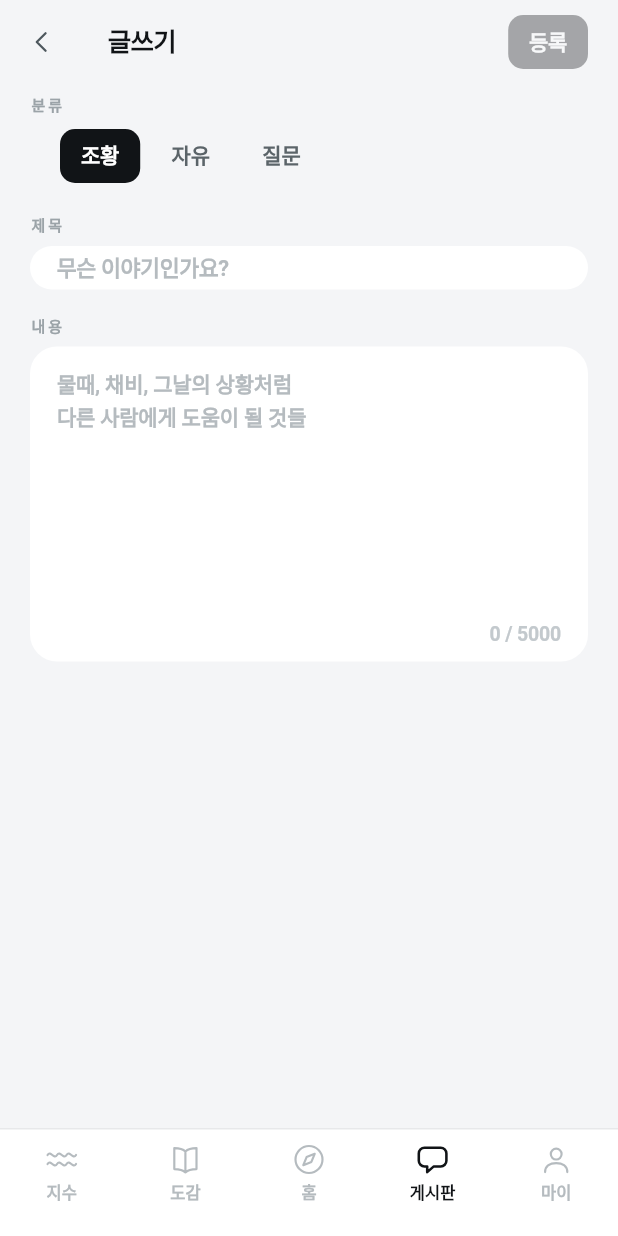
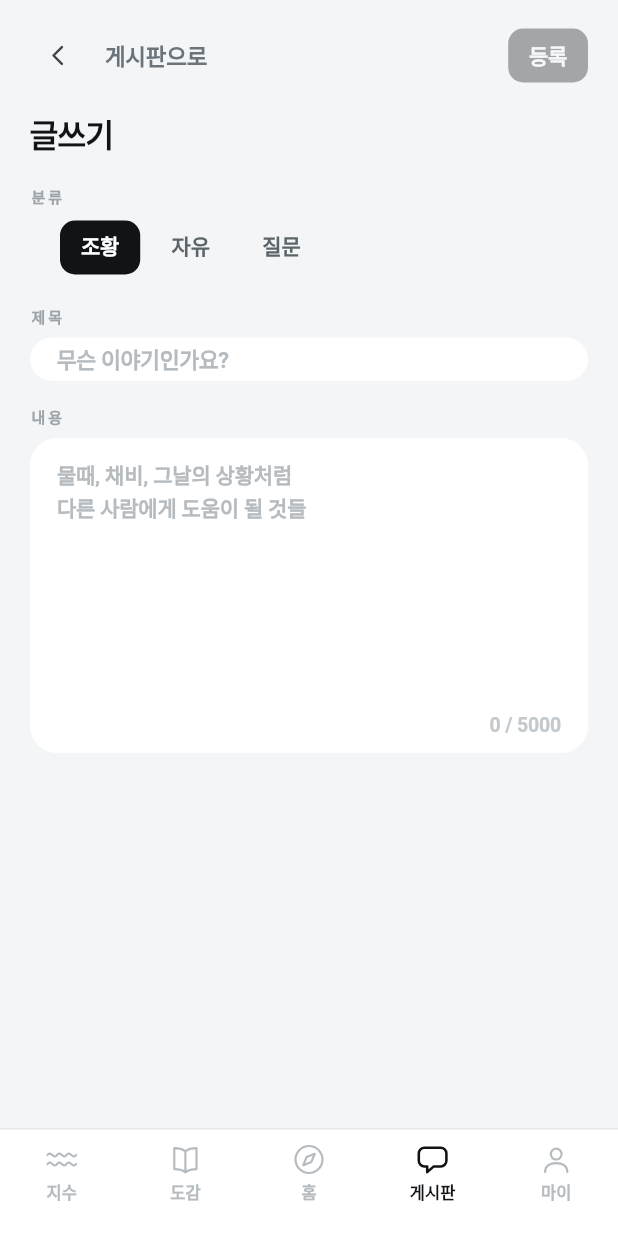
Before and after one commit to hyun7494/APA, a Flutter app: the PostNewScreen screen opened by its route, on a phone screen of 412 x 824 dp. Run offline on Flutter 3.47's test engine with Material 3 defaults, Android fonts, the phone set to English and light mode, and no system bars; our stand-ins replace dio, flutter_riverpod, flutter_secure_storage, go_router, google_fonts, google_sign_in and 1 more; missing offline and left inert: kakao_flutter_sdk_user; accounts and stored records are empty; Roboto replaces fonts that are missing (Gothic A1).

Commit message:
fix: leave the compose screen after posting, and stop calling a success a failure
Saving a post threw "there is nothing to pop". requireLogin navigates with go,
not push, so /board/new is the only entry in its branch stack and there is
nothing underneath to pop back to — the sibling screen, 조과 등록, uses
context.go('/collection') for exactly this reason. Both the back button and the
post-save exit now do the same.

The worse half was where the pop sat. It was inside the try that wraps the save,
so a navigation failure surfaced as "글을 올리지 못했어요" for a post that was
already in the database. The user read that as a failure and pressed 등록 again,
which is how two identical rows ended up in fishing_posts. The try now covers
only the repository call; everything after it is bookkeeping for work that has
already succeeded and can never report a failure.

The screen also carried its own Scaffold, which 조과 등록 does not. Inside the
shell that is a second Scaffold under the shell's own, and the confirmation
snackbar attached to it — so leaving the screen took the snackbar with it. It
now uses the shell's Scaffold and a BackRow like its sibling, and the messenger
is captured before the go so the snackbar outlives the transition.

The test that was supposed to cover this passed throughout, for two reasons
worth recording. It never pumped after entering text, so the 등록 button still
held the disabled no-op callback and the tap did nothing at all. And find.text
matches EditableText, so the title still sitting in the input satisfied "the
post appears in the list". The test now pumps after typing and asserts the
screen was actually left before looking for the post, which fails against the
old code.

Co-Authored-By: Claude Opus 5 <noreply@anthropic.com>

```diff
--- a/fishing_app/lib/screens/post_new_screen.dart
+++ b/fishing_app/lib/screens/post_new_screen.dart
@@ -8,6 +8,7 @@ import '../services/providers.dart';
 import '../theme/app_theme.dart';
 import '../widgets/app_buttons.dart';
 import '../widgets/app_card.dart';
+import '../widgets/async_view.dart';
 import '../widgets/pill_chip.dart';
 import '../widgets/reveal.dart';
 
@@ -61,19 +62,24 @@ class _PostNewScreenState extends ConsumerState<PostNewScreen> {
 
   @override
   Widget build(BuildContext context) {
-    return Scaffold(
-      backgroundColor: AppColors.bg,
-      appBar: AppBar(
-        leading: IconButton(
-          icon: const LineIcon(AppIcon.chevronLeft, size: 22),
-          onPressed: _saving ? null : () => context.pop(),
-        ),
-        title: const Text('글쓰기'),
-        actions: [
-          Padding(
-            padding: const EdgeInsets.only(right: AppSpacing.screen),
-            child: Center(
-              child: _saving
+    // ⚠️ **자기 Scaffold 를 두지 않는다.** 셸(`app_router`)의 것을 쓴다 —
+    //    조과 등록 화면과 같은 구조다. 여기에 Scaffold 를 하나 더 두면 스낵바가
+    //    그 Scaffold 에 붙어서, 게시판으로 옮기는 순간 안내가 같이 사라진다.
+    return SafeArea(
+      bottom: false,
+      child: Column(
+        crossAxisAlignment: CrossAxisAlignment.stretch,
+        children: [
+          const SizedBox(height: 18),
+          BackRow(
+            label: '게시판으로',
+            // pop 이 아니라 go 다. 이 화면은 `requireLogin` 이 go 로 열어서
+            // 브랜치 스택에 쌓인 것이 없다 — pop 하면 "there is nothing to pop" 이다.
+            onTap: () {
+              if (_saving) return;
+              context.go('/board');
+            },
+            trailing: _saving
                 ? const SizedBox(
                     width: 18,
                     height: 18,
@@ -87,18 +93,18 @@ class _PostNewScreenState extends ConsumerState<PostNewScreen> {
                     ),
                   ),
           ),
-          ),
-        ],
-      ),
-      body: SafeArea(
+          Expanded(
             child: ListView(
+              physics: const BouncingScrollPhysics(),
               padding: const EdgeInsets.fromLTRB(
                 AppSpacing.screen,
-            8,
+                20,
                 AppSpacing.screen,
-            32,
+                AppSpacing.navClearance,
               ),
               children: [
+                Reveal(child: Text('글쓰기', style: AppText.screenTitle)),
+                const SizedBox(height: 22),
                 Reveal(child: Text('분류', style: AppText.overline)),
                 const SizedBox(height: 10),
                 Reveal(
@@ -125,7 +131,10 @@ class _PostNewScreenState extends ConsumerState<PostNewScreen> {
                 Reveal(
                   index: 1,
                   child: AppCard(
-                padding: const EdgeInsets.symmetric(horizontal: 18, vertical: 4),
+                    padding: const EdgeInsets.symmetric(
+                      horizontal: 18,
+                      vertical: 4,
+                    ),
                     radius: AppRadius.cardTight,
                     child: TextField(
                       controller: _title,
@@ -165,7 +174,9 @@ class _PostNewScreenState extends ConsumerState<PostNewScreen> {
                           minLines: 8,
                           maxLength: _contentMax,
                           cursorColor: AppColors.accent,
-                      style: AppText.bodySmall.copyWith(color: AppColors.body),
+                          style: AppText.bodySmall.copyWith(
+                            color: AppColors.body,
+                          ),
                           decoration: InputDecoration(
                             hintText: '물때, 채비, 그날의 상황처럼\n다른 사람에게 도움이 될 것들',
                             hintStyle: AppText.bodySmall.copyWith(
@@ -178,7 +189,9 @@ class _PostNewScreenState extends ConsumerState<PostNewScreen> {
                         ),
                         Text(
                           '${_content.text.length} / $_contentMax',
-                      style: AppText.caption.copyWith(color: AppColors.disabled),
+                          style: AppText.caption.copyWith(
+                            color: AppColors.disabled,
+                          ),
                         ),
                       ],
                     ),
@@ -187,19 +200,41 @@ class _PostNewScreenState extends ConsumerState<PostNewScreen> {
               ],
             ),
           ),
+        ],
+      ),
     );
   }
 
   Future<void> _submit() async {
     setState(() => _saving = true);
+
+    // ⚠️ try 는 **저장 호출만** 감싼다. 화면 전환까지 넣으면 이미 저장된 글을 두고
+    //    "글을 올리지 못했어요"가 뜨고, 사용자는 실패한 줄 알고 다시 눌러 같은 글을
+    //    두 번 올린다. 실제로 그렇게 됐었다.
     try {
-      await ref.read(fishingRepositoryProvider).createPost(
+      await ref
+          .read(fishingRepositoryProvider)
+          .createPost(
             category: _category,
             title: _title.text.trim(),
             content: _content.text.trim(),
           );
+    } on PostSubmitException catch (e) {
+      if (!mounted) return;
+      setState(() => _saving = false);
+      _toast(e.message);
+      return;
+    } catch (e) {
+      if (!mounted) return;
+      setState(() => _saving = false);
+      _toast('글을 올리지 못했어요 ($e)');
+      return;
+    }
+
     if (!mounted) return;
 
+    // 여기서부터는 저장이 끝났다. 무엇이 잘못돼도 실패로 안내하지 않는다.
+    //
     // 방금 쓴 글이 목록에 보여야 한다. 서버가 준 글 하나를 끼워 넣는 대신
     // 목록을 다시 받는다 — 정렬·요약·집계를 서버가 하므로 그 결과가 정답이다.
     ref.invalidate(postsProvider);
@@ -209,19 +244,17 @@ class _PostNewScreenState extends ConsumerState<PostNewScreen> {
       ref.read(selectedBoardTabProvider.notifier).state = _category;
     }
 
-      context.pop();
-      ScaffoldMessenger.of(context)
+    // 메신저를 **옮기기 전에** 붙잡아 둔다. 이동한 뒤에 `ScaffoldMessenger.of(context)`
+    // 를 부르면 이 화면의 context 는 이미 트리에서 빠진 뒤라 안내가 뜨지 않고,
+    // 반대로 이동 전에 띄우면 화면이 바뀌면서 그 스낵바가 같이 사라진다.
+    final messenger = ScaffoldMessenger.of(context);
+
+    // pop 이 아니라 go 다 — 이 화면은 스택에 쌓여 있지 않다 (뒤로가기 주석 참고).
+    context.go('/board');
+
+    messenger
       ..hideCurrentSnackBar()
       ..showSnackBar(const SnackBar(content: Text('글을 올렸어요')));
-    } on PostSubmitException catch (e) {
-      if (!mounted) return;
-      setState(() => _saving = false);
-      _toast(e.message);
-    } catch (e) {
-      if (!mounted) return;
-      setState(() => _saving = false);
-      _toast('글을 올리지 못했어요 ($e)');
-    }
   }
 
   void _toast(String message) => ScaffoldMessenger.of(context)
```
Also changed, not shown: 1 other file. Lines whose indentation alone changed are shown as unchanged.
